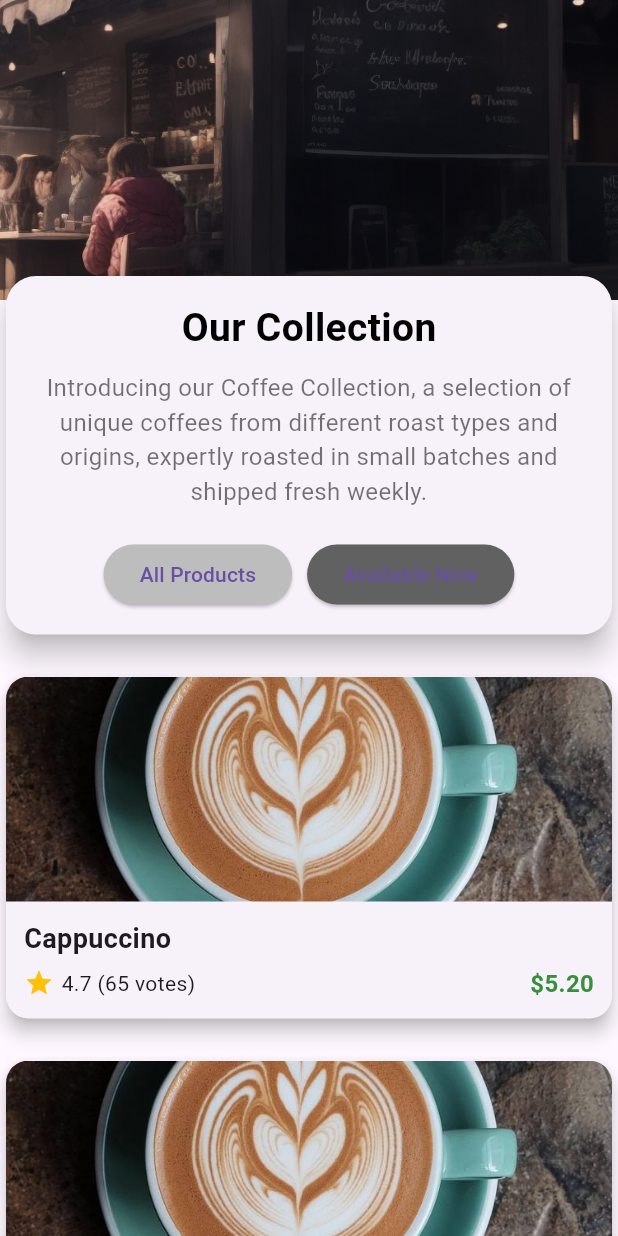
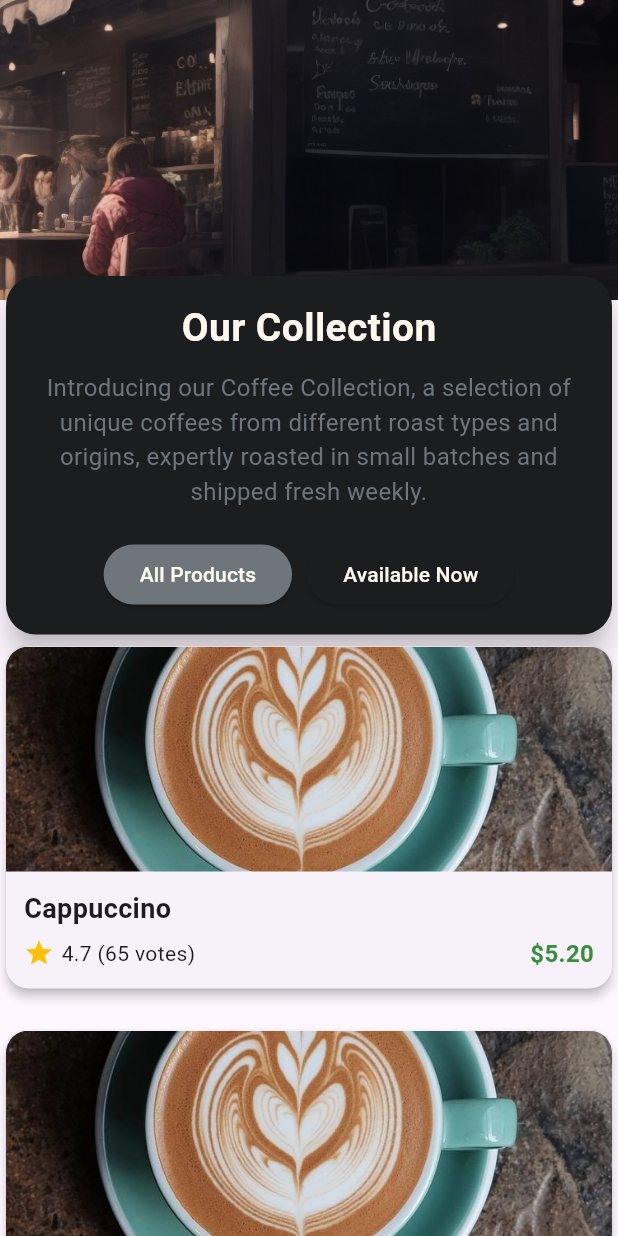
Before and after one commit to liassasel/Coffee-Shop, a Flutter app: the screen it shows after launch, on a phone screen of 412 x 824 dp. Run offline on Flutter 3.47's test engine with Material 3 defaults, Android fonts, the phone set to English and light mode, and no system bars.

Commit message:
version 1.3

```diff
--- a/lib/pages/main_page.dart
+++ b/lib/pages/main_page.dart
@@ -34,6 +34,7 @@ class MainPage extends StatelessWidget {
                   child: Column(
                     children: [
                       Card(
+                        color: const Color(0xff1B1D1F),
                         elevation: 8,
                         shape: RoundedRectangleBorder(
                           borderRadius: BorderRadius.circular(20),
@@ -49,7 +50,7 @@ class MainPage extends StatelessWidget {
                                   style: TextStyle(
                                     fontSize: 26,
                                     fontWeight: FontWeight.bold,
-                                    color: Colors.black,
+                                    color: Color(0xffFEF7EE),
                                   ),
                                 ),
                               ),
@@ -58,7 +59,7 @@ class MainPage extends StatelessWidget {
                                 "Introducing our Coffee Collection, a selection of unique coffees from different roast types and origins, expertly roasted in small batches and shipped fresh weekly.",
                                 style: TextStyle(
                                   fontSize: 16,
-                                  color: Colors.black54,
+                                  color: Color(0xff6F757C),
                                 ),
                                 textAlign: TextAlign.center,
                               ),
@@ -69,9 +70,13 @@ class MainPage extends StatelessWidget {
                                 children: [
                                   ElevatedButton(
                                     onPressed: () {},
-                                    child: const Text('All Products'),
+                                    child: const Text('All Products',
+                                    style: TextStyle(
+                                      color: Color(0xffFEF7EE),
+                                    ),
+                                    ),
                                     style: ElevatedButton.styleFrom(
-                                      backgroundColor: Colors.grey[400],
+                                      backgroundColor: const Color(0xff6e757b),
                                       shape: RoundedRectangleBorder(
                                         borderRadius: BorderRadius.circular(20),
                                       ),
@@ -80,9 +85,13 @@ class MainPage extends StatelessWidget {
                                   const SizedBox(width: 10),
                                   ElevatedButton(
                                     onPressed: () {},
-                                    child: const Text('Available Now'),
+                                    child: const Text('Available Now',
+                                    style: TextStyle(
+                                      color: Color(0xffFEF7EE)
+                                    ),
+                                    ),
                                     style: ElevatedButton.styleFrom(
-                                      backgroundColor: Colors.grey[700],
+                                      backgroundColor: const Color(0xff1B1D1F),
                                       shape: RoundedRectangleBorder(
                                         borderRadius: BorderRadius.circular(20),
                                       ),
@@ -91,10 +100,11 @@ class MainPage extends StatelessWidget {
                                 ],
                               ),
                             ],
+
                           ),
+
                         ),
                       ),
-                      const SizedBox(height: 20),
 
                       // Lista de productos sin altura fija
                       ListView.builder(
@@ -144,7 +154,7 @@ class ProductCard extends StatelessWidget {
     return Padding(
       padding: const EdgeInsets.only(bottom: 20.0),
       child: Card(
-        elevation: 5,
+        elevation: 3,
         shape: RoundedRectangleBorder(borderRadius: BorderRadius.circular(15)),
         child: Column(
           crossAxisAlignment: CrossAxisAlignment.start,
```
